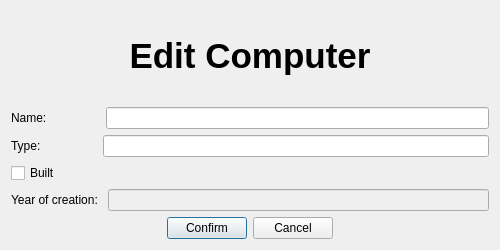
First picture: the form in Vika3nytt/dialogeditcom.ui, repository sabbisun/Vika3nytt, before the edit.
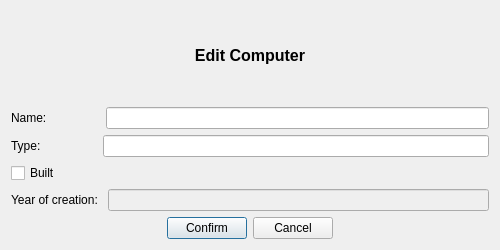
Second picture: the form after the edit.

```diff
--- a/Vika3nytt/dialogeditcom.ui
+++ b/Vika3nytt/dialogeditcom.ui
@@ -22,7 +22,7 @@
       </font>
      </property>
      <property name="text">
-      <string>&lt;html&gt;&lt;head/&gt;&lt;body&gt;&lt;p&gt;&lt;span style=&quot; font-size:26pt; font-weight:600;&quot;&gt;Edit Computer&lt;/span&gt;&lt;/p&gt;&lt;/body&gt;&lt;/html&gt;</string>
+      <string>&lt;html&gt;&lt;head/&gt;&lt;body&gt;&lt;p&gt;&lt;span style=&quot; font-size:12pt; font-weight:600;&quot;&gt;Edit Computer&lt;/span&gt;&lt;/p&gt;&lt;/body&gt;&lt;/html&gt;</string>
      </property>
      <property name="textFormat">
       <enum>Qt::RichText</enum>
```
